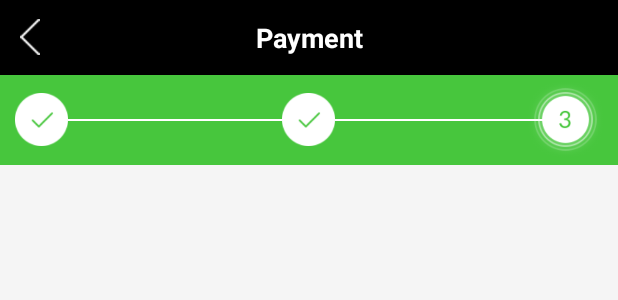
After one commit to porasdhiman/PhonecureApp, an Android app: the layout payment_layout.xml on its own in the app's theme, with its tools: preview values and no code run, on a phone screen of 412 x 824 dp. The commit adds this screen. Shown: the top 300 px of the screen. Run offline under Robolectric (Android 15) with nearby library versions, the phone set to English and light mode, and no system bars.

Commit message:
phone cure design completed

```diff
--- a/app/src/main/AndroidManifest.xml
+++ b/app/src/main/AndroidManifest.xml
@@ -1,7 +1,7 @@
 <?xml version="1.0" encoding="utf-8"?>
 <manifest xmlns:android="http://schemas.android.com/apk/res/android"
     package="com.worksdelight.phonecure">
-
+<uses-permission android:name="android.permission.READ_PHONE_STATE"/>
     <application
         android:allowBackup="true"
         android:icon="@mipmap/ic_launcher"
--- /dev/null
+++ b/app/src/main/res/layout/payment_layout.xml
@@ -0,0 +1,111 @@
+<?xml version="1.0" encoding="utf-8"?>
+<LinearLayout xmlns:android="http://schemas.android.com/apk/res/android"
+    android:orientation="vertical" android:layout_width="match_parent"
+    android:layout_height="match_parent"
+    android:background="#f5f5f5">
+    <RelativeLayout
+        android:layout_width="match_parent"
+        android:layout_height="50dp"
+        android:id="@+id/header_view"
+        android:background="#000"
+        >
+        <ImageView
+            android:layout_width="40dp"
+            android:layout_height="40dp"
+            android:layout_centerVertical="true"
+            android:padding="8dp"
+
+
+            android:layout_alignParentLeft="true"
+            android:src="@drawable/backward_img"/>
+        <TextView
+            android:layout_width="match_parent"
+            android:layout_height="wrap_content"
+            android:text="Payment"
+            android:textSize="18sp"
+            android:textStyle="bold"
+            android:textColor="#fff"
+            android:gravity="center"
+            android:layout_centerVertical="true"
+            />
+        <!-- <ImageView
+             android:layout_width="40dp"
+             android:layout_height="40dp"
+             android:layout_centerVertical="true"
+             android:padding="8dp"
+
+
+             android:layout_alignParentRight="true"
+             android:src="@drawable/heart_img"/>-->
+    </RelativeLayout>
+    <ScrollView
+        android:id="@+id/main_scrollView"
+        android:layout_width="match_parent"
+        android:layout_height="match_parent"
+        android:scrollbars="none"
+        android:fillViewport="true">
+        <LinearLayout
+            android:layout_width="match_parent"
+            android:layout_height="match_parent"
+            android:orientation="vertical">
+            <RelativeLayout
+                android:layout_width="match_parent"
+                android:layout_height="60dp"
+                android:background="@color/main_color"
+
+
+                >
+
+                <ImageView
+                    android:id="@+id/first_count_img"
+                    android:layout_width="35dp"
+                    android:layout_height="35dp"
+                    android:background="@drawable/step_one_right_light"
+                    android:layout_alignParentLeft="true"
+                    android:layout_centerVertical="true"
+
+                    android:layout_marginLeft="10dp"
+                    />
+                <ImageView
+                    android:layout_width="match_parent"
+                    android:layout_height="1dp"
+                    android:background="@drawable/linew_white"
+                    android:layout_toRightOf="@+id/first_count_img"
+                    android:layout_toLeftOf="@+id/second_count_img"
+                    android:layout_centerVertical="true"
+
+                    />
+                <TextView
+                    android:id="@+id/second_count_img"
+                    android:layout_width="35dp"
+                    android:layout_height="35dp"
+                    android:background="@drawable/step_one_right_light"
+                    android:textColor="@color/main_color"
+                    android:layout_centerInParent="true"
+
+                    />
+                <ImageView
+                    android:layout_width="match_parent"
+                    android:layout_height="1dp"
+                    android:background="@drawable/linew_white"
+                    android:layout_toRightOf="@+id/second_count_img"
+                    android:layout_toLeftOf="@+id/third_count_img"
+                    android:layout_marginRight="-10dp"
+                    android:layout_centerVertical="true"/>
+                <TextView
+                    android:id="@+id/third_count_img"
+                    android:layout_width="50dp"
+                    android:layout_height="50dp"
+                    android:background="@drawable/step_three_light"
+                    android:layout_alignParentRight="true"
+                    android:layout_marginRight="10dp"
+                    android:layout_centerVertical="true"
+                    />
+
+
+            </RelativeLayout>
+
+        </LinearLayout>
+
+    </ScrollView>
+</LinearLayout>
--- a/app/src/main/res/values/colors.xml
+++ b/app/src/main/res/values/colors.xml
@@ -3,7 +3,7 @@
     <color name="colorPrimary">#3F51B5</color>
     <color name="colorPrimaryDark">#303F9F</color>
     <color name="colorAccent">#FF4081</color>
-    <color name="main_color">#32CC24</color>
+    <color name="main_color">#47c63d</color>
     <color name="black">#000000</color>
 
     <color name="back_color">#ffffff</color>
```
Also changed, not shown: app/src/main/java/com/worksdelight/phonecure/WalkThroughtOneActivity.java (+46 -0 lines), app/src/main/res/layout/shipping_layout.xml (+20 -26 lines), app/src/main/res/layout/shoping_cart_layout.xml (+14 -24 lines), app/src/main/res/drawable/line_img.png (added), app/src/main/res/drawable/linew_white.png (added), app/src/main/res/drawable/step_one_light.png (added), app/src/main/res/drawable/step_one_right_light.png (added), app/src/main/res/drawable/step_three_dark.png (added), app/src/main/res/drawable/step_three_light.png (added), app/src/main/res/drawable/step_two_dark.png (added), app/src/main/res/drawable/step_two_light.png (added).
